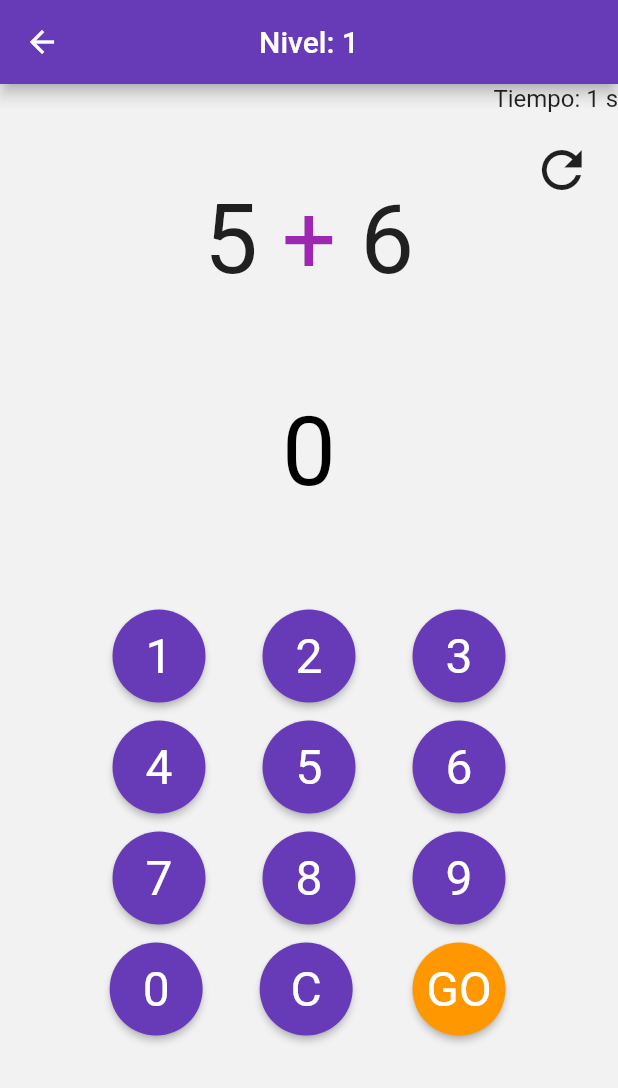
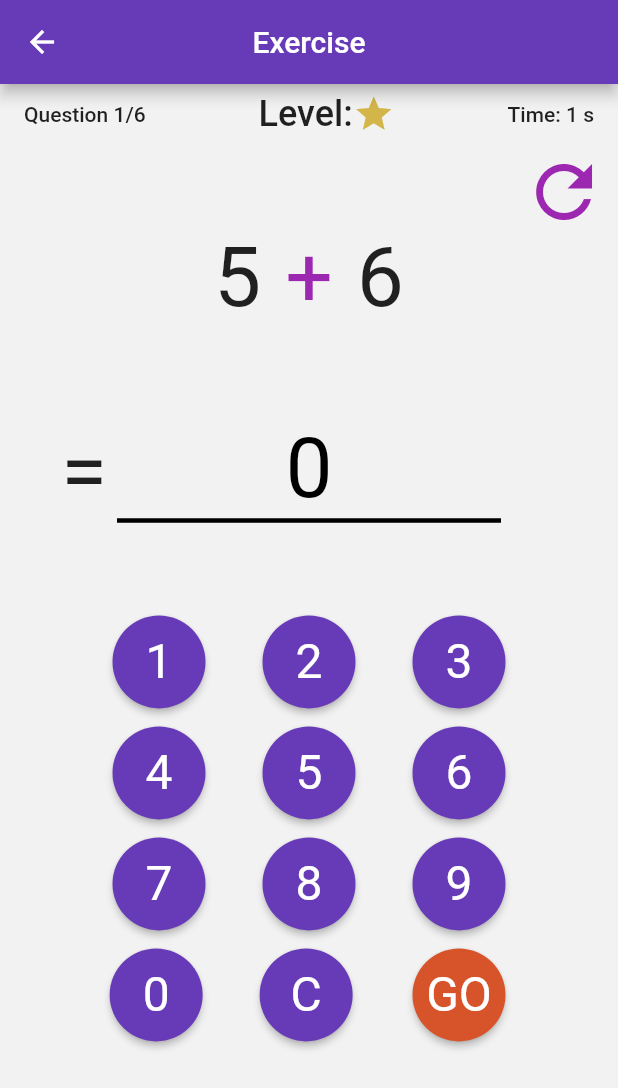
Before and after one commit to leovergaramarq/uninorte-mobile-class-project, a Flutter app: the QuestPage screen opened directly, on a phone screen of 412 x 824 dp. Shown: the top 1088 px of the screen. Run offline on Flutter 3.47's test engine with Material 2 defaults, Android fonts, the light colour scheme and no system bars; our stand-ins replace get, loggy.

Commit message:
create base of page session_summary

```diff
--- a/lib/data/repositories/auth_authserver_repository.dart
+++ b/lib/data/repositories/auth_authserver_repository.dart
@@ -6,7 +6,7 @@ class AuthAuthserverRepository implements AuthRepository {
   String token = "";
   // the base url of the API should end without the /
   final String _baseUrl =
-      "http://ip172-18-0-32-ckdcip4snmng00fjv0sg-8000.direct.labs.play-with-docker.com";
+      "http://ip172-18-0-17-ckdgntefml8g0095dorg-8000.direct.labs.play-with-docker.com";
 
   Future<String> login(String email, String password) async {
     String token = await _authDatasource.login(_baseUrl, email, password);
--- a/lib/domain/use_case/question_use_case.dart
+++ b/lib/domain/use_case/question_use_case.dart
@@ -55,7 +55,8 @@ class QuestionUseCase {
       for (Answer answer in lastAnswers) {
         if (answer.isCorrect) {
           numCorrect++;
-          if (answer.seconds <= answer.question.level * 6) {
+          if (answer.seconds <=
+              getSecondsExpectedForLevel(answer.question.level)) {
             numCorrectInTime++;
           }
         }
@@ -76,4 +77,8 @@ class QuestionUseCase {
       return boundLevel(level);
     }
   }
+
+  int getSecondsExpectedForLevel(int level) {
+    return 8 * level;
+  }
 }
--- a/lib/ui/controller/question_controller.dart
+++ b/lib/ui/controller/question_controller.dart
@@ -34,6 +34,7 @@ class QuestionController extends GetxController {
       void Function()? onDone,
       Function? onError}) get listenLevel => _level.listen;
   int get maxLevel => QuestionUseCase.maxLevel;
+  int get questionsPerSession => QuestionUseCase.questionsPerSession;
 
   void startSession(String userEmail) {
     if (isSessionActive) {
@@ -143,6 +144,17 @@ class QuestionController extends GetxController {
     return newAnswer;
   }
 
+  bool isLastAnswerCorrect() {
+    if (!isSessionActive || !isQuestionReady) {
+      print('session is not active or question is not ready');
+      return false;
+    }
+
+    if (session.answers.isEmpty) return false;
+
+    return session.answers.last.isCorrect;
+  }
+
   void setAnswerSeconds(int answerSeconds) {
     if (!isSessionActive || !isQuestionReady) {
       print('session is not active or question is not ready');
--- a/lib/ui/pages/auth/login_page.dart
+++ b/lib/ui/pages/auth/login_page.dart
@@ -104,7 +104,7 @@ class _LoginPageState extends State<LoginPage> with WidgetsBindingObserver {
 
     if (loggedIn) {
       if (_authController.isLoggedIn) {
-        Get.off(HomePage(
+        Get.off(() => HomePage(
               key: const Key('HomePage'),
             ));
       } else {
@@ -120,7 +120,7 @@ class _LoginPageState extends State<LoginPage> with WidgetsBindingObserver {
   }
 
   void onGoBack() {
-    Get.off(const FirstPage(
+    Get.off(() => const FirstPage(
           key: const Key('FirstPage'),
         ));
   }
@@ -128,7 +128,7 @@ class _LoginPageState extends State<LoginPage> with WidgetsBindingObserver {
   void onContinueAsGuest() {
     _authController.continueAsGuest();
     if (_authController.isGuest) {
-      Get.off(HomePage(
+      Get.off(() => HomePage(
             key: const Key('HomePage'),
           ));
     }
--- a/lib/ui/pages/content/home_page.dart
+++ b/lib/ui/pages/content/home_page.dart
@@ -31,7 +31,7 @@ class _HomePageState extends State<HomePage> with WidgetsBindingObserver {
 
   @override
   void initState() {
-    if (widget.fetchSessions) {
+    if (widget.fetchSessions && _authController.isLoggedIn) {
       _sessionController
           .getSessionsFromUser(_userController.user.email,
               limit: _sessionController.numSummarizeSessions)
--- a/lib/ui/pages/content/quest_page.dart
+++ b/lib/ui/pages/content/quest_page.dart
@@ -1,17 +1,20 @@
 import 'dart:async';
+import 'dart:math';
 
 import 'package:flutter/material.dart';
 import 'package:get/get.dart';
+
+import 'package:uninorte_mobile_class_project/ui/pages/content/session_summary_page.dart';
 
 import 'package:uninorte_mobile_class_project/ui/widgets/answer_widget.dart';
 import 'package:uninorte_mobile_class_project/ui/widgets/app_bar_widget.dart';
 import 'package:uninorte_mobile_class_project/ui/widgets/question_widget.dart';
 import 'package:uninorte_mobile_class_project/ui/widgets/numpad_widget.dart';
-// import 'package:uninorte_mobile_class_project/ui/widgets/level_stars_widget.dart';
+import 'package:uninorte_mobile_class_project/ui/widgets/level_stars_widget.dart';
 
 import 'package:uninorte_mobile_class_project/ui/controller/question_controller.dart';
 import 'package:uninorte_mobile_class_project/ui/controller/user_controller.dart';
-// import 'package:uninorte_mobile_class_project/ui/controller/auth_controller.dart';
+import 'package:uninorte_mobile_class_project/ui/controller/auth_controller.dart';
 import 'package:uninorte_mobile_class_project/ui/controller/session_controller.dart';
 
 import 'package:uninorte_mobile_class_project/domain/models/answer.dart';
@@ -27,7 +30,7 @@ class _QuestPageState extends State<QuestPage> with WidgetsBindingObserver {
   final GlobalKey<ScaffoldState> _scaffoldKey = GlobalKey<ScaffoldState>();
 
   final QuestionController _questionController = Get.find<QuestionController>();
-  // final AuthController _authController = Get.find<AuthController>();
+  final AuthController _authController = Get.find<AuthController>();
   final SessionController _sessionController = Get.find<SessionController>();
   final UserController _userController = Get.find<UserController>();
   Timer answerTimer = Timer(const Duration(), () {});
@@ -38,6 +41,7 @@ class _QuestPageState extends State<QuestPage> with WidgetsBindingObserver {
     nextQuestion().catchError((e) {
       print(e);
     });
+    if (_authController.isLoggedIn) {
       _questionController.listenLevel((level) async {
         if (level == _userController.user.level) return;
         print('Updating level from ${_userController.user.level} to $level');
@@ -47,6 +51,7 @@ class _QuestPageState extends State<QuestPage> with WidgetsBindingObserver {
           print(e);
         }
       });
+    }
     super.initState();
   }
 
@@ -60,9 +65,9 @@ class _QuestPageState extends State<QuestPage> with WidgetsBindingObserver {
 
   Future<void> nextQuestion() async {
     if (_questionController.userAnswer != 0) _questionController.clearAnswer();
-    bool result = await _questionController.nextQuestion();
+    bool nextQuestionObtained = await _questionController.nextQuestion();
 
-    if (result) {
+    if (nextQuestionObtained) {
       if (answerTimer.isActive) answerTimer.cancel();
       _questionController.setAnswerSeconds(0);
 
@@ -70,12 +75,23 @@ class _QuestPageState extends State<QuestPage> with WidgetsBindingObserver {
         _questionController.setAnswerSeconds(timer.tick);
       });
     } else {
+      // There aren't more questions
       _questionController.wrapSessionUp();
-      try {
-        await _sessionController.addSession(_questionController.session);
-      } catch (e) {
+      if (_authController.isLoggedIn) {
+        // try {
+        //   await _sessionController.addSession(_questionController.session);
+        // } catch (e) {
+        //   print(e);
+        // }
+        _sessionController
+            .addSession(_questionController.session)
+            .catchError((e) {
           print(e);
+        });
       }
+      Get.off(() => SessionSummaryPage(
+            key: Key('SessionSummaryPage'),
+          ));
     }
   }
 
@@ -84,6 +100,7 @@ class _QuestPageState extends State<QuestPage> with WidgetsBindingObserver {
   }
 
   Widget OptionalContinueWidget() {
+    return Obx(() {
       if (_questionController.didAnswer) {
         return Column(
           children: [
@@ -92,25 +109,32 @@ class _QuestPageState extends State<QuestPage> with WidgetsBindingObserver {
             ),
             ElevatedButton(
               onPressed: nextQuestion,
-            child: Text('Siguiente', style: TextStyle(fontSize: 20)),
+              child: Text('Next', style: TextStyle(fontSize: 20)),
             )
           ],
         );
       } else {
-      return Container();
+        return Container(
+          height: 20,
+        );
       }
+    });
   }
 
   Widget QuestionOrLoadWidget() {
+    return Obx(() {
       if (_questionController.isQuestionReady) {
         return QuestionWidget(question: _questionController.question);
       } else {
         return const CircularProgressIndicator();
       }
+    });
   }
 
   void typeNumber(int number) {
-    if (_questionController.didAnswer) return;
+    if (_questionController.didAnswer ||
+        _questionController.userAnswer.toString().length >=
+            _questionController.maxLevel + 1) return;
     _questionController.typeNumber(number);
   }
 
@@ -144,11 +168,11 @@ class _QuestPageState extends State<QuestPage> with WidgetsBindingObserver {
 
       if (newAnswer != null) {
         ScaffoldMessenger.of(context).showSnackBar(SnackBar(
-          content: Text(newAnswer.isCorrect ? 'Correcto!' : 'Incorrecto!'),
+          content: Text(newAnswer.isCorrect ? 'Correct!' : 'Incorrect'),
         ));
       } else {
         ScaffoldMessenger.of(context).showSnackBar(SnackBar(
-          content: Text('Error al responder la pregunta'),
+          content: Text('Error when answering the question'),
         ));
       }
     }
@@ -156,55 +180,158 @@ class _QuestPageState extends State<QuestPage> with WidgetsBindingObserver {
 
   @override
   Widget build(BuildContext context) {
-    return Scaffold(
+    return WillPopScope(
+      onWillPop: () async {
+        return Future<bool>(() async =>
+            await showDialog<bool>(
+                context: context,
+                builder: (BuildContext context) => AlertDialog(
+                      title: Text("Are you sure?"),
+                      content: Text(
+                          "If you go back, the current session will not be saved."),
+                      actions: [
+                        TextButton(
+                          child: Text("Cancel"),
+                          onPressed: () {
+                            // result = false;
+                            Navigator.of(context).pop(false);
+                          },
+                        ),
+                        TextButton(
+                          child: Text("Continue"),
+                          onPressed: () {
+                            // result = true;
+                            Navigator.of(context).pop(true);
+                          },
+                        ),
+                      ],
+                    )) ??
+            false);
+      },
+      child: Scaffold(
         backgroundColor: Color(0xF2F2F2).withOpacity(1),
         key: _scaffoldKey,
         appBar: AppBarWidget(
-        text: 'Nivel: ${_questionController.level}',
+          text: 'Exercise',
           backButton: true,
           logoutButton: false,
         ),
         body: Stack(
           children: [
-          Center(
+            Container(
+              padding: const EdgeInsets.fromLTRB(16, 6, 16, 48),
               child: Column(
                 crossAxisAlignment: CrossAxisAlignment.center,
-              mainAxisAlignment: MainAxisAlignment.spaceEvenly,
+                mainAxisAlignment: MainAxisAlignment.spaceBetween,
                 children: [
-                Obx(QuestionOrLoadWidget),
-                Obx(() => AnswerWidget(_questionController.userAnswer)),
+                  Row(
+                    mainAxisAlignment: MainAxisAlignment.spaceBetween,
+                    children: [
+                      Obx(() => Text(
+                            'Question ${_questionController.session.answers.length + 1}/${_questionController.questionsPerSession}',
+                            style: const TextStyle(
+                                fontSize: 14, fontWeight: FontWeight.w500),
+                          )),
+                      Row(
+                        children: [
+                          Text(
+                            'Level:',
+                            style: const TextStyle(
+                                fontSize: 24, fontWeight: FontWeight.w500),
+                          ),
+                          Obx(() => LevelStarsWidget(
+                                level: min(_questionController.level,
+                                    _questionController.maxLevel),
+                              )),
+                        ],
+                      ),
+                      Obx(() => Text(
+                            'Time: ${Answer.formatTime(_questionController.answerSeconds)}',
+                            style: const TextStyle(
+                                fontSize: 14, fontWeight: FontWeight.w500),
+                          )),
+                    ],
+                  ),
+                  QuestionOrLoadWidget(),
+                  Stack(
+                    alignment: Alignment.center,
+                    children: [
+                      Padding(
+                        padding: const EdgeInsets.fromLTRB(0, 0, 300, 0),
+                        child: Text(
+                          '=',
+                          style: TextStyle(fontSize: 56),
+                        ),
+                      ),
+                      Padding(
+                        padding: const EdgeInsets.fromLTRB(300, 0, 0, 0),
+                        child: Obx(() {
+                          if (_questionController.didAnswer) {
+                            if (_questionController.isLastAnswerCorrect()) {
+                              return Icon(Icons.check,
+                                  size: 56, color: Colors.green.shade600);
+                            } else {
+                              return Icon(Icons.close,
+                                  size: 56, color: Colors.red.shade600);
+                            }
+                          } else {
+                            return Container();
+                          }
+                        }),
+                      ),
+                      Container(
+                          width: 256,
+                          decoration: BoxDecoration(
+                              border: Border(
+                            bottom: BorderSide(width: 3, color: Colors.black),
+                          )),
+                          child: Center(
+                            child: Obx(() => SingleChildScrollView(
+                                  child: AnswerWidget(
+                                      _questionController.userAnswer),
+                                  scrollDirection: Axis.horizontal,
+                                )),
+                          )),
+                    ],
+                  ),
+                  // Stack(
+                  //   alignment: Alignment.center,
+                  //   children: [
+                  //     Positioned(
+                  //       left: 0,
+                  //       child: Text('=asd'),
+                  //     ),
+                  //     Obx(() => AnswerWidget(_questionController.userAnswer)),
+                  //     // Text(
+                  //     //   '=',
+                  //     //   style: TextStyle(fontSize: 56),
+                  //     // ),
+                  //   ],
+                  // ),
                   NumpadWidget(
                     typeNumber: typeNumber,
                     clearAnswer: clearAnswer,
                     answer: answer,
                   ),
-                Obx(OptionalContinueWidget),
+                  OptionalContinueWidget(),
                 ],
               ),
             ),
-          Row(
-            children: [
-              Column(
-                children: [
-                  Obx(() => Text(
-                        'Tiempo: ${Answer.formatTime(_questionController.answerSeconds)}',
-                        style: TextStyle(fontSize: 16),
-                      )),
-                  SizedBox(
-                    height: 10,
-                  ),
-                  IconButton(
+            Align(
+              child: Padding(
+                padding: const EdgeInsets.fromLTRB(0, 36, 24, 0),
+                child: IconButton(
                     onPressed: changeQuestion,
                     icon: const Icon(
                       Icons.refresh,
-                        size: 40,
-                      ))
+                      size: 56,
+                      color: Colors.purple,
+                    )),
+              ),
+              alignment: Alignment.topRight,
+            )
           ],
         ),
-            ],
-            mainAxisAlignment: MainAxisAlignment.end,
-          )
-        ],
       ),
     );
   }
--- a/lib/ui/widgets/answer_widget.dart
+++ b/lib/ui/widgets/answer_widget.dart
@@ -7,13 +7,12 @@ class AnswerWidget extends StatelessWidget {
 
   @override
   Widget build(BuildContext context) {
-    return Center(
-        child: Text(
+    return Text(
       input.toString(),
       style: TextStyle(
-        fontSize: 64,
+        fontSize: 56,
         color: Colors.black,
       ),
-    ));
+    );
   }
 }
--- a/lib/ui/widgets/level_stars_widget.dart
+++ b/lib/ui/widgets/level_stars_widget.dart
@@ -11,6 +11,7 @@ class LevelStarsWidget extends StatelessWidget {
   Widget build(BuildContext context) {
     print('level $level');
     return Row(
+      mainAxisAlignment: MainAxisAlignment.center,
       children: List.generate(
           level,
           (index) => Icon(
--- a/lib/ui/widgets/numpad_widget.dart
+++ b/lib/ui/widgets/numpad_widget.dart
@@ -205,7 +205,7 @@ class NumpadWidget extends StatelessWidget {
                 onPressed: answer,
                 style: ElevatedButton.styleFrom(
                   shape: CircleBorder(),
-                  backgroundColor: Colors.orange,
+                  backgroundColor: Color(0xD7542B).withOpacity(1),
                   padding: EdgeInsets.all(12),
                 )),
           ],
--- a/lib/ui/widgets/question_widget.dart
+++ b/lib/ui/widgets/question_widget.dart
@@ -24,17 +24,17 @@ class QuestionWidget extends StatelessWidget {
         child: Row(mainAxisAlignment: MainAxisAlignment.center, children: [
       Text(
         question.num1.toString(),
-        style: TextStyle(fontSize: 64),
+        style: TextStyle(fontSize: 56),
       ),
       SizedBox(width: 16),
       Text(
         question.op,
-        style: TextStyle(fontSize: 64, color: Colors.purple),
+        style: TextStyle(fontSize: 56, color: Colors.purple),
       ),
       SizedBox(width: 16),
       Text(
         question.num2.toString(),
-        style: TextStyle(fontSize: 64),
+        style: TextStyle(fontSize: 56),
       )
     ]));
   }
```
Also changed, not shown: lib/ui/pages/auth/signup_page.dart (+6 -6 lines), lib/ui/pages/content/session_summary_page.dart (added, +97 -0 lines). Lines whose indentation alone changed are shown as unchanged.
